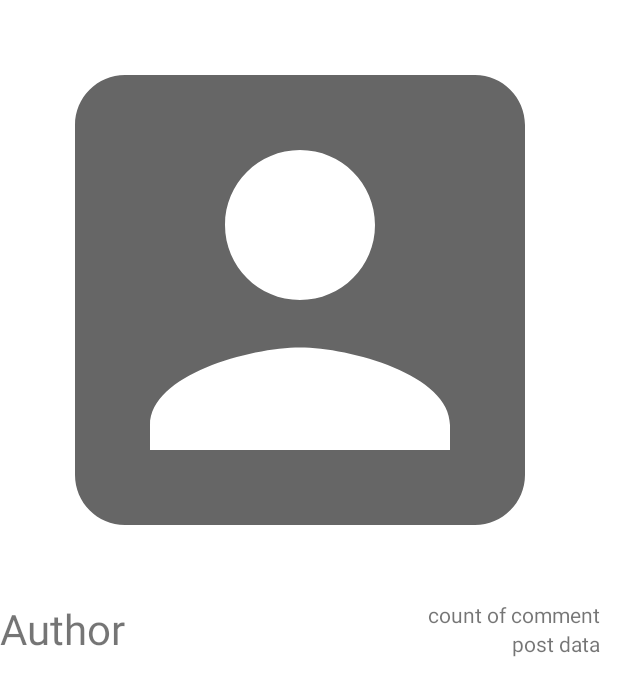
After one commit to VetalosUA-KR/redditAPI, an Android app: the layout adapter_singe_post_item.xml on its own in the app's theme, with its tools: preview values and no code run, on a phone screen of 412 x 824 dp. The commit adds this screen. Shown: the top 696 px of the screen. Run offline under Robolectric (Android 15) with nearby library versions, the phone set to English and light mode, and no system bars; network calls fail.

Commit message:
Logic added:  - recycler view for displaying loaded list of posts

```diff
--- a/app/build.gradle
+++ b/app/build.gradle
@@ -30,6 +30,10 @@ android {
     kotlinOptions {
         jvmTarget = '1.8'
     }
+
+    buildFeatures {
+        viewBinding = true
+    }
 }
 
 dependencies {
--- /dev/null
+++ b/app/src/main/res/drawable/post_item_placeholder.xml
@@ -0,0 +1,10 @@
+<vector xmlns:android="http://schemas.android.com/apk/res/android"
+    android:width="24dp"
+    android:height="24dp"
+    android:viewportWidth="24"
+    android:viewportHeight="24"
+    android:tint="?attr/colorControlNormal">
+  <path
+      android:fillColor="@android:color/white"
+      android:pathData="M3,5v14c0,1.1 0.89,2 2,2h14c1.1,0 2,-0.9 2,-2L21,5c0,-1.1 -0.9,-2 -2,-2L5,3c-1.11,0 -2,0.9 -2,2zM15,9c0,1.66 -1.34,3 -3,3s-3,-1.34 -3,-3 1.34,-3 3,-3 3,1.34 3,3zM6,17c0,-2 4,-3.1 6,-3.1s6,1.1 6,3.1v1L6,18v-1z"/>
+</vector>
--- /dev/null
+++ b/app/src/main/res/layout/adapter_singe_post_item.xml
@@ -0,0 +1,42 @@
+<?xml version="1.0" encoding="utf-8"?>
+<androidx.constraintlayout.widget.ConstraintLayout
+    xmlns:android="http://schemas.android.com/apk/res/android"
+    android:layout_width="wrap_content"
+    android:layout_height="wrap_content"
+    xmlns:app="http://schemas.android.com/apk/res-auto">
+
+    <ImageView
+        android:id="@+id/post_item_author_thumbnail"
+        android:layout_width="400dp"
+        android:layout_height="400dp"
+        android:src="@drawable/post_item_placeholder"
+        app:layout_constraintTop_toTopOf="parent"
+        app:layout_constraintStart_toStartOf="parent"
+        app:layout_constraintEnd_toEndOf="parent"/>
+
+    <TextView
+        android:id="@+id/post_item_author"
+        android:layout_width="wrap_content"
+        android:layout_height="wrap_content"
+        android:text="Author"
+        android:textSize="28sp"
+        app:layout_constraintTop_toBottomOf="@+id/post_item_author_thumbnail"
+        app:layout_constraintStart_toStartOf="@+id/post_item_author_thumbnail"/>
+
+    <TextView
+        android:id="@+id/post_item_count_comments"
+        android:layout_width="wrap_content"
+        android:layout_height="wrap_content"
+        android:text="count of comment"
+        app:layout_constraintTop_toBottomOf="@+id/post_item_author_thumbnail"
+        app:layout_constraintEnd_toEndOf="@+id/post_item_author_thumbnail"/>
+
+    <TextView
+        android:id="@+id/post_item_time_add_post"
+        android:layout_width="wrap_content"
+        android:layout_height="wrap_content"
+        android:text="post data"
+        app:layout_constraintTop_toBottomOf="@+id/post_item_count_comments"
+        app:layout_constraintEnd_toEndOf="@+id/post_item_count_comments"/>
+
+</androidx.constraintlayout.widget.ConstraintLayout>
```
Also changed, not shown: app/src/main/java/com/vitalii/redditapi/MainActivity.kt (+18 -2 lines), app/src/main/java/com/vitalii/redditapi/adapter/PostsAdapter.kt (added, +39 -0 lines), app/src/main/res/layout/activity_main.xml (+4 -8 lines).
